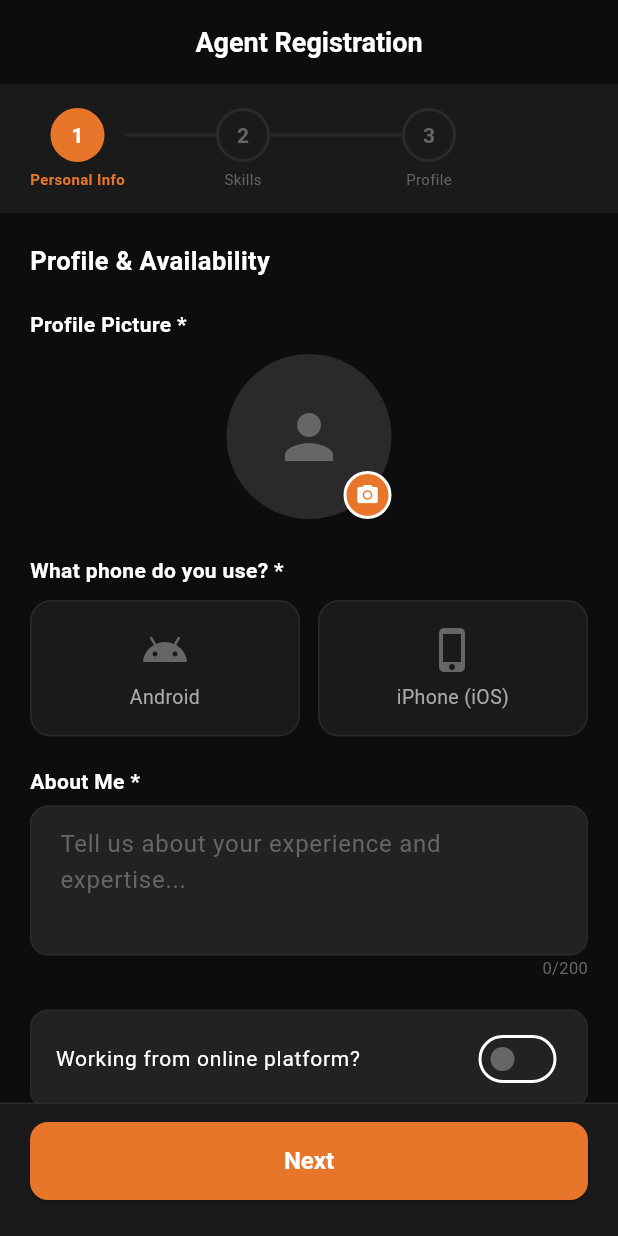
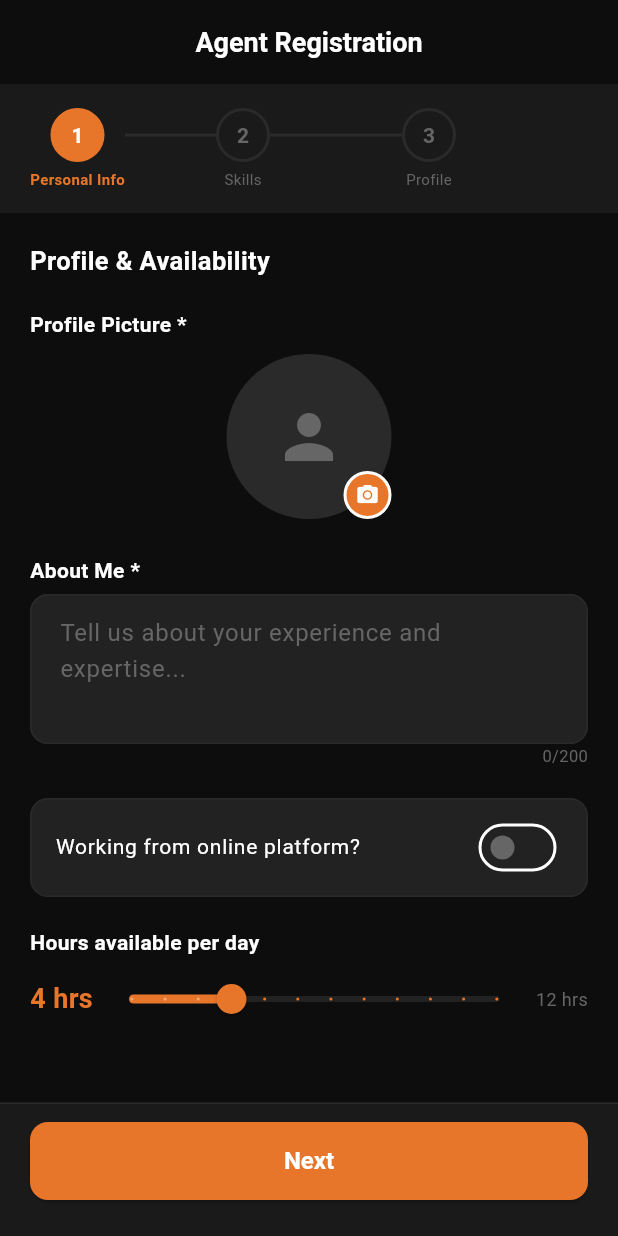
Before and after one commit to corecodingteam-svg/grahvartaupdated, a Flutter app: the RegistrationScreen screen opened directly with empty values, swiped to page 3, on a phone screen of 412 x 824 dp. Run offline on Flutter 3.47's test engine with Material 3 defaults, Android fonts, the phone set to English and light mode, and no system bars; our stand-ins replace badges, bloc, equatable, firebase_core, firebase_messaging, flutter_bloc and 12 more; missing offline and left inert: agora_rtc_engine, razorpay_flutter; accounts and stored records are empty.

Commit message:
Agent app: detect phone type from the platform instead of asking
Co-Authored-By: Claude Opus 5.5 <noreply@anthropic.com>

```diff
--- a/agent_onboarding_app/lib/screens/registration_screen.dart
+++ b/agent_onboarding_app/lib/screens/registration_screen.dart
@@ -48,7 +48,6 @@ class _RegistrationScreenState extends State<RegistrationScreen> {
 
   // Step 3
   File? _profilePhoto;
-  String _phoneType = '';
   final _aboutCtrl = TextEditingController();
   final _platformsCtrl = TextEditingController();
   bool _worksOnline = false;
@@ -76,7 +75,6 @@ class _RegistrationScreenState extends State<RegistrationScreen> {
         return true;
       case 2:
         if (_profilePhoto == null) { _showError('Please upload a profile photo'); return false; }
-        if (_phoneType.isEmpty) { _showError('Select your phone type'); return false; }
         if (_worksOnline && _platformsCtrl.text.trim().isEmpty) {
           _showError('Enter the online platforms you work on'); return false;
         }
@@ -207,7 +205,7 @@ class _RegistrationScreenState extends State<RegistrationScreen> {
         'languages': _selectedLanguages.toList(),
         'skills': _selectedSkills.toList(),
         'profile_picture_url': photoUrl,
-        'phone_type': _phoneType,
+        'phone_type': DeviceId.platform, // detected, not asked
         'email': _email,
         'email_verification_token': widget.verificationToken,
         'device_id': _deviceId ?? await DeviceId.get(),
@@ -413,16 +411,6 @@ class _RegistrationScreenState extends State<RegistrationScreen> {
       ),
       const SizedBox(height: 24),
 
-      // Phone type
-      const Text('What phone do you use? *', style: TextStyle(fontWeight: FontWeight.w600, color: AppColors.textPrimary)),
-      const SizedBox(height: 10),
-      Row(children: [
-        _PhoneTypeCard(type: 'android', icon: Icons.android, label: 'Android', selected: _phoneType == 'android', onTap: () => setState(() => _phoneType = 'android')),
-        const SizedBox(width: 12),
-        _PhoneTypeCard(type: 'ios', icon: Icons.phone_iphone, label: 'iPhone (iOS)', selected: _phoneType == 'ios', onTap: () => setState(() => _phoneType = 'ios')),
-      ]),
-      const SizedBox(height: 20),
-
       // About Me
       const Text('About Me *', style: TextStyle(fontWeight: FontWeight.w600, color: AppColors.textPrimary)),
       const SizedBox(height: 6),
@@ -585,31 +573,3 @@ class _RadioChip extends StatelessWidget {
     ),
   );
 }
-
-class _PhoneTypeCard extends StatelessWidget {
-  final String type, label;
-  final IconData icon;
-  final bool selected;
-  final VoidCallback onTap;
-  const _PhoneTypeCard({required this.type, required this.icon, required this.label, required this.selected, required this.onTap});
-
-  @override
-  Widget build(BuildContext context) => Expanded(
-    child: GestureDetector(
-      onTap: onTap,
-      child: Container(
-        padding: const EdgeInsets.all(16),
-        decoration: BoxDecoration(
-          color: selected ? AppColors.primary.withValues(alpha: 0.15) : AppColors.surface,
-          borderRadius: BorderRadius.circular(14),
-          border: Border.all(color: selected ? AppColors.primary : AppColors.border, width: selected ? 2 : 1),
-        ),
-        child: Column(children: [
-          Icon(icon, size: 32, color: selected ? AppColors.primary : AppColors.textMuted),
-          const SizedBox(height: 6),
-          Text(label, style: TextStyle(color: selected ? AppColors.primary : AppColors.textSecondary, fontWeight: selected ? FontWeight.w600 : FontWeight.normal, fontSize: 13), textAlign: TextAlign.center),
-        ]),
-      ),
-    ),
-  );
-}
```
